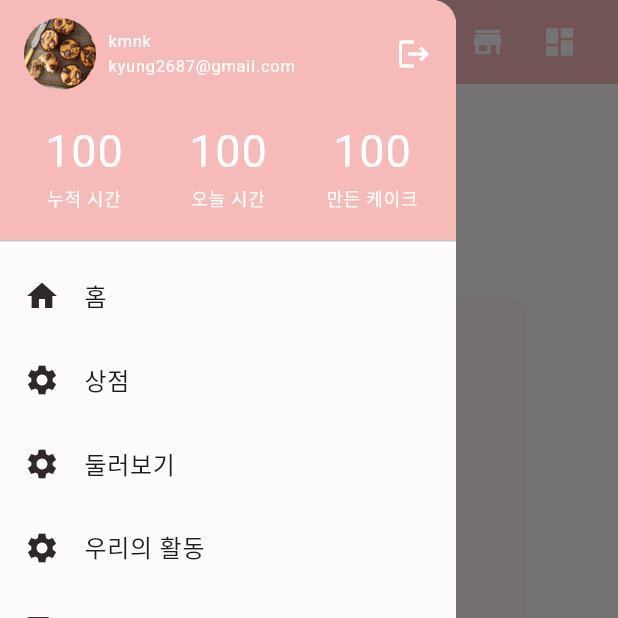
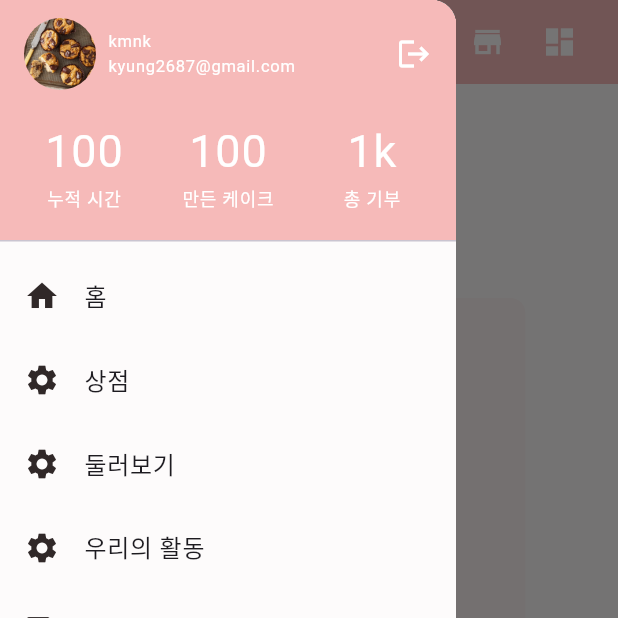
Before and after one commit to kagumon/bakery_time, a Flutter app: the HomeView screen opened by its route, with the side drawer open, on a phone screen of 412 x 824 dp, the top half of it. Run offline on Flutter 3.47's test engine with Material 3 defaults, Android fonts, the light colour scheme and no system bars; drawn by our look-alikes of google_mobile_ads, percent_indicator; our stand-ins replace battery, shared_preferences; accounts and stored records are empty; Roboto replaces fonts that are missing (bongodicMedium); statements that could not run were skipped.

Commit message:
warning 전부 제거

```diff
--- a/lib/static_page/item_reward_page.dart
+++ b/lib/static_page/item_reward_page.dart
@@ -13,12 +13,12 @@ class ItemRewardPage extends StatelessWidget {
           mainAxisAlignment: MainAxisAlignment.center,
           crossAxisAlignment: CrossAxisAlignment.center,
           children: [
-            Text("성공 ~ !"),
+            const Text("성공 ~ !"),
             GestureDetector(
               onTap: () {
                 Navigator.of(context).pushNamedAndRemoveUntil("/home", (route) => false);
               },
-              child: Text("돌아가기"),
+              child: const Text("돌아가기"),
             )
           ],
         ),
--- a/lib/view/record_view.dart
+++ b/lib/view/record_view.dart
@@ -12,7 +12,7 @@ class RecordView extends StatefulWidget {
 }
 
 class _RecordViewState extends State<RecordView> {
-  List<Map<String, dynamic>> _tabList = [
+  final List<Map<String, dynamic>> _tabList = [
     {"selected": true, "title": "주별"},
     {"selected": false, "title": "월별"},
     {"selected": false, "title": "연도별"},
--- a/lib/widget/google_ad_widget.dart
+++ b/lib/widget/google_ad_widget.dart
@@ -40,7 +40,7 @@ Future<void>? googleRewardedAdWidget(void Function() rewardFunction) {
         ad.show(onUserEarnedReward: (_, r) {rewardFunction();});
       },
       onAdFailedToLoad: (err) {
-        print('Failed to load a rewarded ad: ${err.message}');
+        //print('Failed to load a rewarded ad: ${err.message}');
       },
     ),
   );
--- a/lib/widget/main_drawer_widget.dart
+++ b/lib/widget/main_drawer_widget.dart
@@ -4,8 +4,6 @@ import 'package:flutter/material.dart';
 import 'package:shared_preferences/shared_preferences.dart';
 
 Drawer mainDrawerWidget(BuildContext context) {
-  late final SharedPreferences _prefs;
-
   return Drawer(
       backgroundColor: backgroundColor,
       child: ListView(
@@ -24,7 +22,7 @@ Drawer mainDrawerWidget(BuildContext context) {
                   children: [
                     widthSizeBox(8),
                     ClipRRect(
-                      borderRadius: BorderRadius.all(Radius.circular(24)),
+                      borderRadius: const BorderRadius.all(Radius.circular(24)),
                       child: Image.asset(
                         'assets/images/timer_background.png',
                         width: 48,
@@ -33,24 +31,44 @@ Drawer mainDrawerWidget(BuildContext context) {
                       ),
                     ),
                     widthSizeBox(8),
-                    Text("kmnk\nkyung2687@gmail.com", style: TextStyle(color: Colors.white, fontSize: 11),),
+                    const Text("kmnk\nkyung2687@gmail.com", style: TextStyle(color: Colors.white, fontSize: 11),),
                     emptyExpanded(),
                     GestureDetector(
-                      onTap: () async => {
-                        _prefs = await SharedPreferences.getInstance(),
-                        _prefs.setBool("loginStatus", false),
+                      onTap: () => {
+                        logout(),
                         Navigator.of(context).pushNamedAndRemoveUntil("/loading", (route) => false)
                       },
-                      child: Icon(Icons.logout, color: Colors.white,)
+                      child: const Icon(Icons.logout, color: Colors.white,)
                     ),
                     widthSizeBox(8),
                   ],
                 ),
-                Row(
+                const Row(
                   children: [
-                    totalTextContainer("누적 시간", 100),
-                    totalTextContainer("오늘 시간", 100),
-                    totalTextContainer("만든 케이크", 100),
+                    Expanded(
+                      child: Column(
+                        children: [
+                          Text("100", style: TextStyle(fontSize: 30, color: Colors.white),),
+                          Text("누적 시간", style: TextStyle(fontSize: 12, color: Colors.white),),
+                        ],
+                      )
+                    ),
+                    Expanded(
+                      child: Column(
+                        children: [
+                          Text("100", style: TextStyle(fontSize: 30, color: Colors.white),),
+                          Text("만든 케이크", style: TextStyle(fontSize: 12, color: Colors.white),),
+                        ],
+                      )
+                    ),
+                    Expanded(
+                      child: Column(
+                        children: [
+                          Text("1k", style: TextStyle(fontSize: 30, color: Colors.white),),
+                          Text("총 기부", style: TextStyle(fontSize: 12, color: Colors.white),),
+                        ],
+                      )
+                    ),
                   ],
                 ),
               ],
@@ -63,7 +81,6 @@ Drawer mainDrawerWidget(BuildContext context) {
             ),
             title: const Text('홈'),
             onTap: () {
-              print('Home is clicked !');
             },
           ),
           ListTile(
@@ -73,7 +90,6 @@ Drawer mainDrawerWidget(BuildContext context) {
             ),
             title: const Text('상점'),
             onTap: () {
-              print('Setting is clicked !');
             },
           ),
           ListTile(
@@ -83,7 +99,6 @@ Drawer mainDrawerWidget(BuildContext context) {
             ),
             title: const Text('둘러보기'),
             onTap: () {
-              print('Setting is clicked !');
             },
           ),
           ListTile(
@@ -93,7 +108,6 @@ Drawer mainDrawerWidget(BuildContext context) {
             ),
             title: const Text('우리의 활동'),
             onTap: () {
-              print('Setting is clicked !');
             },
           ),
           ListTile(
@@ -103,7 +117,6 @@ Drawer mainDrawerWidget(BuildContext context) {
             ),
             title: const Text('라이선스 정보'),
             onTap: () {
-              print('Q&A is clicked !');
             },
             trailing: const Icon(Icons.check),
           ),
@@ -111,13 +124,9 @@ Drawer mainDrawerWidget(BuildContext context) {
       ));
 }
 
-Expanded totalTextContainer(String title, int value) {
-  return Expanded(
-    child: Column(
-      children: [
-        Text("$value", style: TextStyle(fontSize: 30, color: Colors.white),),
-        Text("$title", style: TextStyle(fontSize: 12, color: Colors.white),),
-      ],
-    )
-  );
+Future<void> logout() async {
+  late final SharedPreferences prefs;
+  prefs = await SharedPreferences.getInstance();
+  prefs.setBool("loginStatus", false);
+  return;
 }
```
Also changed, not shown: lib/view/login_view.dart (+17 -11 lines), lib/view/timer_view.dart (+2 -7 lines), lib/view/agree_view.dart (renamed from lib/view/agree_page.dart).
